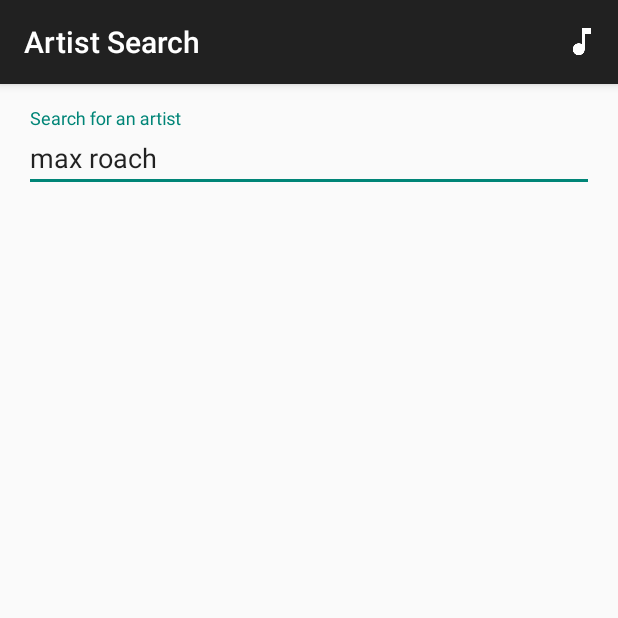
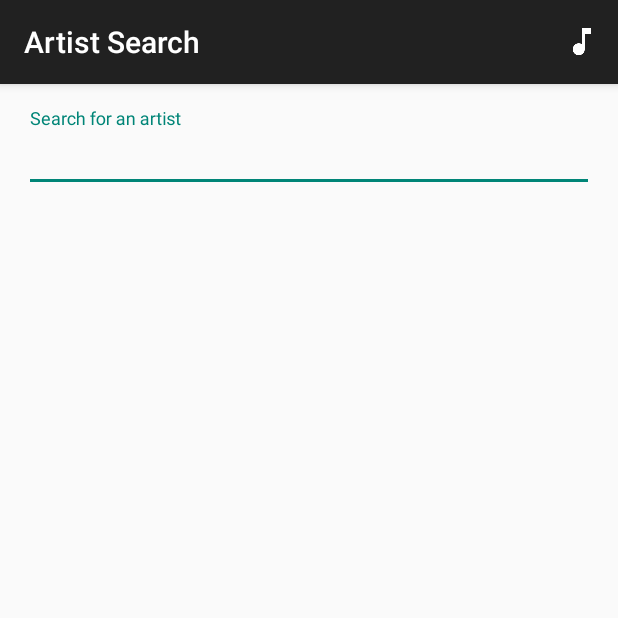
Before and after one commit to akodiakson/udacity-app-portfolio, an Android app: the screen it shows after launch (ArtistSearchActivity), on a phone screen of 412 x 824 dp, the top half of it. Run offline under Robolectric (Android 15) with nearby library versions, the phone set to English and light mode, and no system bars; libraries missing offline, so code that uses them is left out: kaaes.spotify.webapi; 2 statements that could not run were skipped.

Commit message:
--  Remove test artist name

```diff
--- a/app/src/main/res/layout/fragment_artist_search.xml
+++ b/app/src/main/res/layout/fragment_artist_search.xml
@@ -17,7 +17,6 @@
             android:hint="@string/artist_search_hint"
             android:imeOptions="actionGo"
             android:singleLine="true"
-            android:text="@string/demo_artist_name"
             tools:text="@string/demo_artist_name" />
     </android.support.design.widget.TextInputLayout>
 
--- a/app/src/main/res/values/strings.xml
+++ b/app/src/main/res/values/strings.xml
@@ -1,7 +1,7 @@
 <resources>
     <string name="app_name">My App Portfolio</string>
 
-    <string name="demo_artist_name">max roach</string>
+    <string name="demo_artist_name"></string>
     <string name="artist_search_hint">Search for an artist</string>
     <string name="artist_image_content_description">Artist image</string>
     <string name="error_no_artists_found">Too obscure, hipster</string>
```
